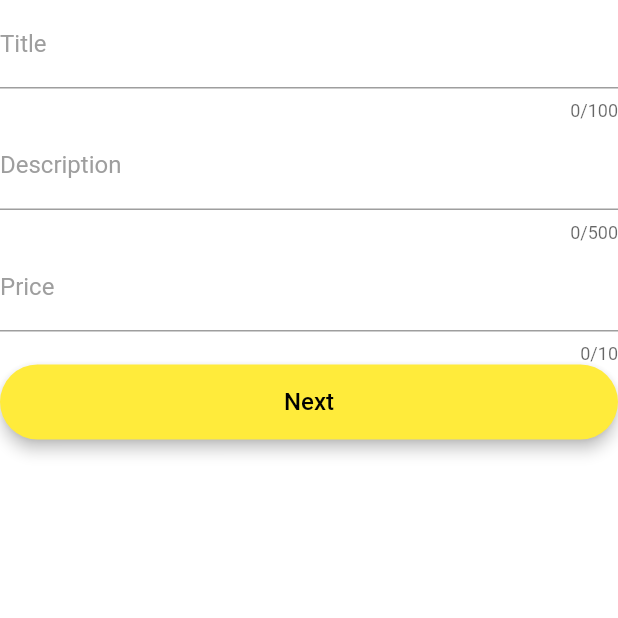
After one commit to ljbdelacruz/foodyflutter, a Flutter app: the EditProductPage screen opened directly, on a phone screen of 412 x 824 dp, the top half of it. The commit adds this screen. Run offline on Flutter 3.47's test engine with Material 2 defaults, Android fonts, the phone set to English and light mode, and no system bars; our stand-ins replace package_info; missing offline and left inert: beauty_textfield, flutter_facebook_login, flutter_images_slider.

Commit message:
view products, edit products page and components

```diff
--- /dev/null
+++ b/lib/components/textfields/predesign.textfields.dart
@@ -0,0 +1,65 @@
+import 'package:flutter/material.dart';
+import 'package:flutter/services.dart';
+
+class PreDesignTextFields extends StatelessWidget {
+  final PreDesignTextFieldsVM vm;
+  PreDesignTextFields(this.vm);
+  @override
+  Widget build(BuildContext context) {
+    return TextField(
+        keyboardType: vm.keyboardType,
+        enabled: vm.enabled,
+        decoration: InputDecoration(labelText: vm.inputP,
+          labelStyle: TextStyle(color:vm.inputPC),
+          enabledBorder: UnderlineInputBorder(borderSide: BorderSide(color: vm.inputPC)),
+          focusedBorder: UnderlineInputBorder(borderSide: BorderSide(color:vm.inputPC)),
+          disabledBorder: UnderlineInputBorder(borderSide: BorderSide(color:vm.inputPC))
+        ),
+
+        maxLength: vm.inputLimit,
+        style: TextStyle(color:vm.inputPC),
+        obscureText: vm.obscureText, controller: vm.tfController,
+        onTap: (){
+          print("ONTAPPP");
+          if(this.vm.callback != null){
+            this.vm.callback();
+          }
+
+        },
+        );
+  }
+}
+
+class PreDesignTextFieldsVM{
+  bool enabled=true;
+  String inputP;
+  Color inputPC;
+  TextInputType keyboardType=TextInputType.emailAddress;
+  PreDesignTextFieldOnClick callback;
+
+  TextEditingController tfController;
+  int inputLimit=10;
+  bool obscureText=false;
+  PreDesignTextFieldsVM(this.inputP, this.inputPC,this.tfController, this.inputLimit, this.obscureText, this.keyboardType);
+  PreDesignTextFieldsVM.defaultInput(this.inputP, this.tfController, this.inputLimit, this.obscureText, this.keyboardType){
+    this.inputPC=Colors.white;
+  }
+  PreDesignTextFieldsVM.clickableInput(this.inputP, this.tfController, this.inputLimit, this.keyboardType, this.callback){
+    this.obscureText=false;
+    this.inputPC=Colors.white;
+  }
+
+  PreDesignTextFieldsVM.grey(this.inputP, this.tfController, this.inputLimit, this.obscureText, this.keyboardType){
+    this.inputPC=Colors.grey;
+  }
+
+  PreDesignTextFieldsVM.disabledTF(this.inputP, this.tfController, this.inputLimit, this.obscureText, this.keyboardType){
+    this.inputPC=Colors.white;
+    this.enabled=false;
+  }
+  PreDesignTextFieldsVM.disabledTFBlack(this.inputP, this.tfController, this.inputLimit, this.obscureText, this.keyboardType, this.inputPC){
+    // this.inputPC=Colors.black;
+    this.enabled=false;
+  }
+}
+typedef PreDesignTextFieldOnClick = void Function();
--- /dev/null
+++ b/lib/pages/product/editproduct.page.dart
@@ -0,0 +1,74 @@
+import 'package:flutter/material.dart';
+import 'package:foody/components/buttons/buttonloader.buttons.dart';
+import 'package:foody/components/textfields/predesign.textfields.dart';
+
+
+class EditProductPage extends StatefulWidget{
+  final EditProductPageVM  vm=EditProductPageVM();
+  EditProductPage();
+  @override
+  _EditProductPageState createState() => _EditProductPageState();
+}
+class _EditProductPageState extends State<EditProductPage> {
+  @override
+  void dispose() {
+    super.dispose();
+  }
+
+  finishLoader(){
+    setState(() {
+      widget.vm.buttonState=0;
+    });
+  }
+  startLoader(){
+    setState(() {
+      widget.vm.buttonState=1;
+    });
+  }
+  @override
+  Widget build(BuildContext context) {
+    return SafeArea(
+        child: Container(
+                        child: Scaffold(
+                        backgroundColor: Colors.transparent,
+                        body:
+                          SingleChildScrollView(child:Column(
+                              children: [
+                                PreDesignTextFields(widget.vm.titleVM),
+                                PreDesignTextFields(widget.vm.descVM),
+                                PreDesignTextFields(widget.vm.priceVM),
+                                ButtonLoader(widget.vm.nextBtn, (){
+                                  //button clicked
+                                  this.startLoader();
+                                }, (){
+                                  //finish loader
+                                })
+                              ]
+                          )
+                          )
+                        ,),
+        )
+      );
+  }
+}
+
+class EditProductPageVM{
+  TextEditingController titleC=TextEditingController();
+  TextEditingController descC=TextEditingController();
+  TextEditingController priceC=TextEditingController();
+
+  PreDesignTextFieldsVM titleVM;
+  PreDesignTextFieldsVM descVM;
+  PreDesignTextFieldsVM priceVM;
+  ButtonLoaderVM nextBtn;
+  int buttonState=0;
+
+  EditProductPageVM(){
+    this.titleVM=PreDesignTextFieldsVM.grey("Title", this.titleC, 100, false, TextInputType.text);
+    this.descVM=PreDesignTextFieldsVM.grey("Description", this.descC, 500, false, TextInputType.text);
+    this.priceVM=PreDesignTextFieldsVM.grey("Price", this.descC, 10, false, TextInputType.number);
+    this.nextBtn=ButtonLoaderVM.preDefault("Next", 12, this.buttonState);
+  }
+
+
+}
--- a/pubspec.yaml
+++ b/pubspec.yaml
@@ -24,6 +24,7 @@ dependencies:
   flutter_facebook_login: ^3.0.0
   package_info: ^0.4.0+16
   http: ^0.12.0+4
+  flutter_images_slider: ^0.0.2
   # The following adds the Cupertino Icons font to your application.
   # Use with the CupertinoIcons class for iOS style icons.
   cupertino_icons: ^0.1.2
```
Also changed, not shown: lib/components/buttons/image2.button.dart (added, +52 -0 lines), lib/components/header/design3.header.dart (added, +33 -0 lines), lib/components/subui/image/imagecarousel.subui.dart (added, +64 -0 lines), lib/pages/dashboard/dashboard.page.dart (+5 -2 lines), lib/pages/product/viewproduct.page.dart (added, +48 -0 lines), lib/services/Color.service.dart (added, +9 -0 lines), pubspec.lock.
